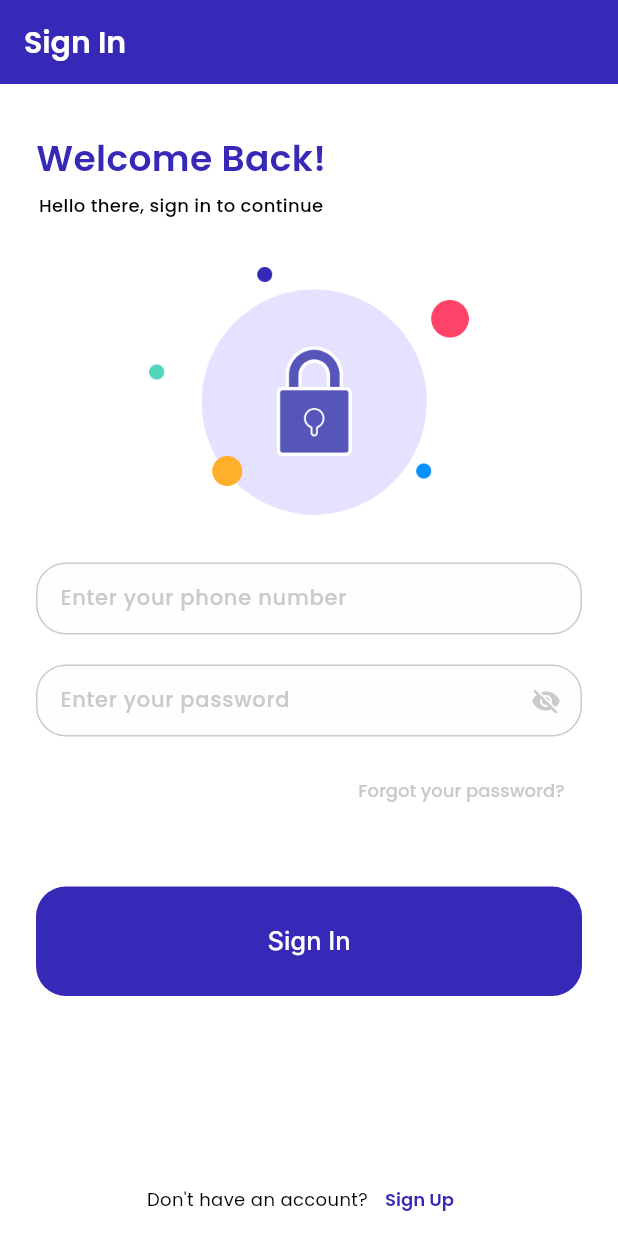
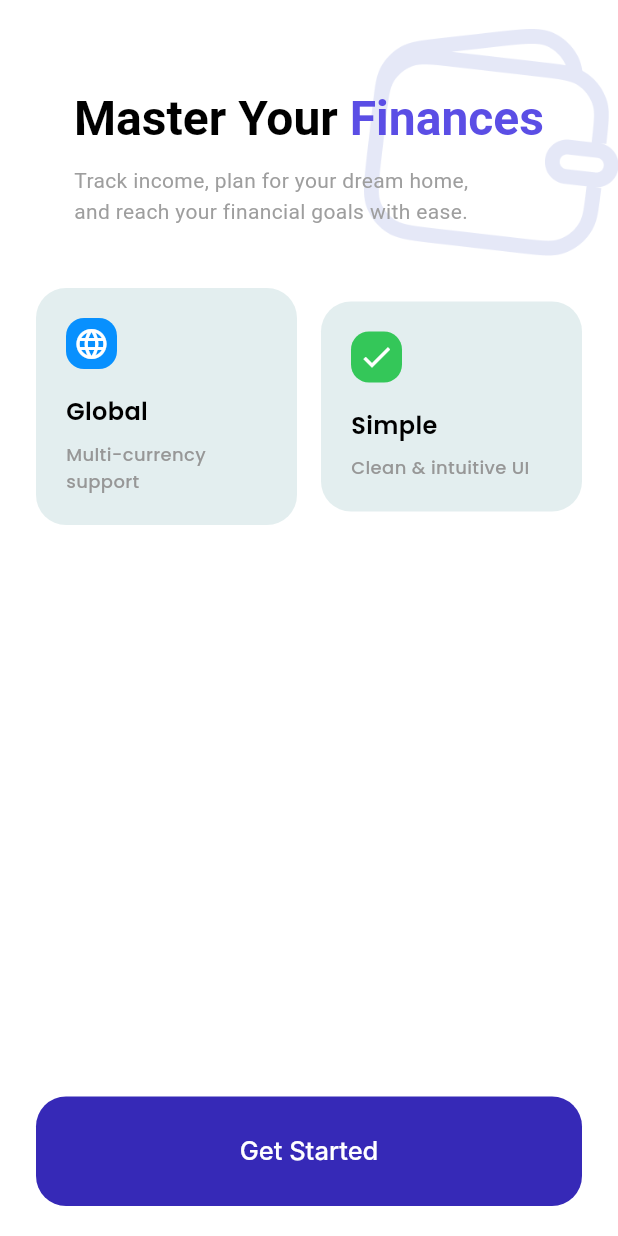
Before and after one commit to minhanh0310/Quan_ly_thu_chi_PRM, a Flutter app: the screen it shows after launch, after a tap on the "arrow forward" icon, on a phone screen of 412 x 824 dp. Run offline on Flutter 3.47's test engine with Material 3 defaults, Android fonts, the light colour scheme and no system bars; our stand-ins replace cached_network_image, equatable, flutter_svg, gap, responsive_framework, shimmer; Roboto replaces fonts that are missing (Inter).

Commit message:
Add onboarding get started screen and choose currency screen

```diff
--- a/lib/core/constants/icon_path.dart
+++ b/lib/core/constants/icon_path.dart
@@ -1,4 +1,4 @@
-// Generated by spider on 2026-02-02 16:35:00.392895
+// Generated by spider on 2026-02-06 09:21:46.452444
 
 part of 'resources.dart';
 
@@ -6,4 +6,6 @@ class IconPath {
   IconPath._();
 
   static const String arrowLeft = 'assets/icons/arrow_left.svg';
+  static const String check = 'assets/icons/check.svg';
+  static const String circleCheck = 'assets/icons/circle_check.svg';
 }
--- a/lib/core/constants/images.dart
+++ b/lib/core/constants/images.dart
@@ -1,4 +1,4 @@
-// Generated by spider on 2026-02-02 16:35:00.550664
+// Generated by spider on 2026-02-06 09:21:46.598850
 
 part of 'resources.dart';
 
@@ -10,4 +10,5 @@ class Images {
   static const String lockLogo = 'assets/images/lock_logo.png';
   static const String signupLogo = 'assets/images/signup_logo.png';
   static const String splashLogo = 'assets/images/splash_logo.png';
+  static const String walletLogo = 'assets/images/wallet_logo.png';
 }
--- a/lib/core/constants/resources.dart
+++ b/lib/core/constants/resources.dart
@@ -1,4 +1,4 @@
-// Generated by spider on 2026-02-02 16:35:00.565424
+// Generated by spider on 2026-02-06 09:21:46.613192
 
 part 'icon_path.dart';
 
--- a/lib/core/routers/routes.dart
+++ b/lib/core/routers/routes.dart
@@ -6,6 +6,8 @@ import 'package:Quan_ly_thu_chi_PRM/modules/auth/forgot_password/screens/forgot_
 import 'package:Quan_ly_thu_chi_PRM/modules/auth/forgot_password/screens/verify_forgot_password_screen.dart';
 import 'package:Quan_ly_thu_chi_PRM/modules/auth/change_password/screens/change_password_screen.dart';
 import 'package:Quan_ly_thu_chi_PRM/modules/auth/change_password/screens/change_pw_successfully_screen.dart';
+import 'package:Quan_ly_thu_chi_PRM/modules/home/home_view.dart';
+import 'package:Quan_ly_thu_chi_PRM/modules/initial/screens/onboarding_currency_screen.dart';
 
 class AppRoutes {
   static const String splash = '/';
@@ -15,6 +17,8 @@ class AppRoutes {
   static const String verifyForgotPw = '/verify-forgot-password';
   static const String changePw = '/change-password';
   static const String changePwSuccess = "/changePwSuccess";
+  static const String homeView = "/homeView";
+  static const String onboardingCurrency = "/onboardingCurrency";
 
   static Map<String, WidgetBuilder> routes = {
     splash: (context) => const SplashScreen(),
@@ -23,6 +27,8 @@ class AppRoutes {
     forgotPw: (context) => const ForgotPasswordScreen(),
     verifyForgotPw: (context) => const VerifyForgotPasswordScreen(),
     changePw: (context) => const ChangePasswordScreen(),
-    changePwSuccess: (context) => const ChangePwSuccessfullyScreen()
+    changePwSuccess: (context) => const ChangePwSuccessfullyScreen(),
+    homeView: (context) => const HomeView(),
+    onboardingCurrency: (context) => const OnboardingCurrencyScreen(),
   };
 }
--- a/lib/core/theme/app_colors.dart
+++ b/lib/core/theme/app_colors.dart
@@ -25,6 +25,8 @@ class AppColors {
   static const Color white = Color(0xFFFFFFFF);
 
   static const Color black = Color(0xFF000000);
+
+  static const Color green = Color(0xff34C759);
 
   static const Color blackBackground = Color(0xFF1B262C);
 
--- a/lib/core/theme/app_pad.dart
+++ b/lib/core/theme/app_pad.dart
@@ -87,6 +87,7 @@ abstract final class AppPad {
 
   static const EdgeInsets b8 = EdgeInsets.only(bottom: 8);
   static const EdgeInsets b10 = EdgeInsets.only(bottom: 10);
+  static const EdgeInsets b15 = EdgeInsets.only(bottom: 15);
   static const EdgeInsets b20 = EdgeInsets.only(bottom: 20);
   static const EdgeInsets b19 = EdgeInsets.only(bottom: 19);
   static const EdgeInsets b24 = EdgeInsets.only(bottom: 24);
--- a/lib/modules/auth/change_password/screens/change_pw_successfully_screen.dart
+++ b/lib/modules/auth/change_password/screens/change_pw_successfully_screen.dart
@@ -47,6 +47,7 @@ class ChangePwSuccessfullyScreen extends StatelessWidget {
                   text: 'Ok',
                   onClick: () {
                     // TODO: Save data and navigate to home screen
+                    Navigator.pushNamed(context, AppRoutes.homeView);
                   },
                 ),
               ),
--- /dev/null
+++ b/lib/modules/initial/screens/get_started_screen.dart
@@ -0,0 +1,163 @@
+import 'package:Quan_ly_thu_chi_PRM/init.dart';
+
+class GetStartedScreen extends StatelessWidget {
+  const GetStartedScreen({super.key});
+
+  @override
+  Widget build(BuildContext context) {
+    return Scaffold(
+      backgroundColor: Colors.white,
+      body: SafeArea(
+        child: Padding(
+          padding: const EdgeInsets.symmetric(horizontal: 24.0),
+          child: Column(
+            children: [
+              AppGap.h60,
+
+              _buildHeader(),
+
+              AppGap.h40,
+
+              Row(
+                children: [
+                  Expanded(
+                    child: _buildFeatureCard(
+                      bgColor: Color(0xffE3EEEF),
+                      icon: Icons.language,
+                      iconColor: AppColors.white,
+                      iconBgColor: Color(0xff0890FE),
+                      title: 'Global',
+                      subtitle: 'Multi-currency support',
+                    ),
+                  ),
+                  AppGap.w16,
+                  Expanded(
+                    child: _buildFeatureCard(
+                      bgColor: Color(0xffE3EEEF),
+                      icon: Icons.check_sharp,
+                      iconColor: AppColors.white,
+                      iconBgColor: AppColors.green,
+                      title: 'Simple',
+                      subtitle: 'Clean & intuitive UI',
+                    ),
+                  ),
+                ],
+              ),
+
+              const Spacer(),
+
+              PrimaryButton(
+                text: 'Get Started',
+                onClick: () {
+                  Navigator.pushNamed(context, AppRoutes.onboardingCurrency);
+                },
+              ),
+
+              AppGap.h20,
+            ],
+          ),
+        ),
+      ),
+    );
+  }
+
+  Widget _buildHeader() {
+    return Stack(
+      clipBehavior: Clip.none,
+      children: [
+        Positioned(
+          top: -50,
+          right: -50,
+          child: Opacity(
+            opacity: 0.1,
+            child: Image.asset(
+              Images.walletLogo,
+              height: 170,
+              width: 170,
+              fit: BoxFit.contain,
+            ),
+          ),
+        ),
+
+        Column(
+          crossAxisAlignment: CrossAxisAlignment.start,
+          children: [
+            RichText(
+              text: const TextSpan(
+                style: TextStyle(
+                  fontSize: 32,
+                  fontWeight: FontWeight.bold,
+                  height: 1.2,
+                ),
+                children: [
+                  TextSpan(
+                    text: 'Master Your ',
+                    style: TextStyle(color: Colors.black),
+                  ),
+                  TextSpan(
+                    text: 'Finances',
+                    style: TextStyle(color: Color(0xFF5B4EE5)),
+                  ),
+                ],
+              ),
+            ),
+
+            AppGap.h12,
+
+            const Text(
+              'Track income, plan for your dream home,\nand reach your financial goals with ease.',
+              style: TextStyle(fontSize: 14, color: Colors.grey, height: 1.5),
+            ),
+          ],
+        ),
+      ],
+    );
+  }
+
+  Widget _buildFeatureCard({
+    required Color bgColor,
+    required IconData icon,
+    required Color iconColor,
+    required Color iconBgColor,
+    required String title,
+    required String subtitle,
+  }) {
+    return Container(
+      padding: const EdgeInsets.all(20),
+      decoration: BoxDecoration(
+        color: bgColor,
+        borderRadius: BorderRadius.circular(20),
+      ),
+      child: Column(
+        crossAxisAlignment: CrossAxisAlignment.start,
+        children: [
+          Container(
+            padding: const EdgeInsets.all(5),
+            decoration: BoxDecoration(
+              color: iconBgColor,
+              borderRadius: BorderRadius.circular(12),
+            ),
+            child: Icon(icon, color: iconColor, size: 24),
+          ),
+
+          AppGap.h16,
+
+          Text(
+            title,
+            style: AppTextStyle.s16.copyWith(
+              color: AppColors.black,
+              fontWeight: FontWeight.w600,
+            ),
+          ),
+
+          AppGap.h8,
+
+          Text(
+            subtitle,
+            style: AppTextStyle.s12.copyWith(color: AppColors.gray),
+          ),
+        ],
+      ),
+    );
+  }
+}
--- a/lib/modules/initial/screens/splash_screen.dart
+++ b/lib/modules/initial/screens/splash_screen.dart
@@ -1,5 +1,6 @@
 import 'package:Quan_ly_thu_chi_PRM/init.dart';
-import 'package:Quan_ly_thu_chi_PRM/modules/auth/sign_in/screen/sign_in_screen.dart';
+// import 'package:Quan_ly_thu_chi_PRM/modules/auth/sign_in/screen/sign_in_screen.dart';
+import 'package:Quan_ly_thu_chi_PRM/modules/initial/screens/get_started_screen.dart';
 
 class SplashScreen extends StatelessWidget {
   const SplashScreen({super.key});
@@ -56,7 +57,7 @@ class SplashScreen extends StatelessWidget {
                   Navigator.pushReplacement(
                     context,
                     MaterialPageRoute<void>(
-                      builder: (context) => const SignInScreen(),
+                      builder: (context) => const GetStartedScreen(),
                     ),
                   );
                 },
```
Also changed, not shown: lib/modules/home/home_view.dart (+15 -0 lines), lib/modules/initial/model/currency_item_model.dart (added, +11 -0 lines), lib/modules/initial/screens/onboarding_currency_screen.dart (added, +251 -0 lines), assets/icons/check.svg (added), assets/icons/circle_check.svg (added), assets/images/wallet_logo.png (added), 2 other files.
